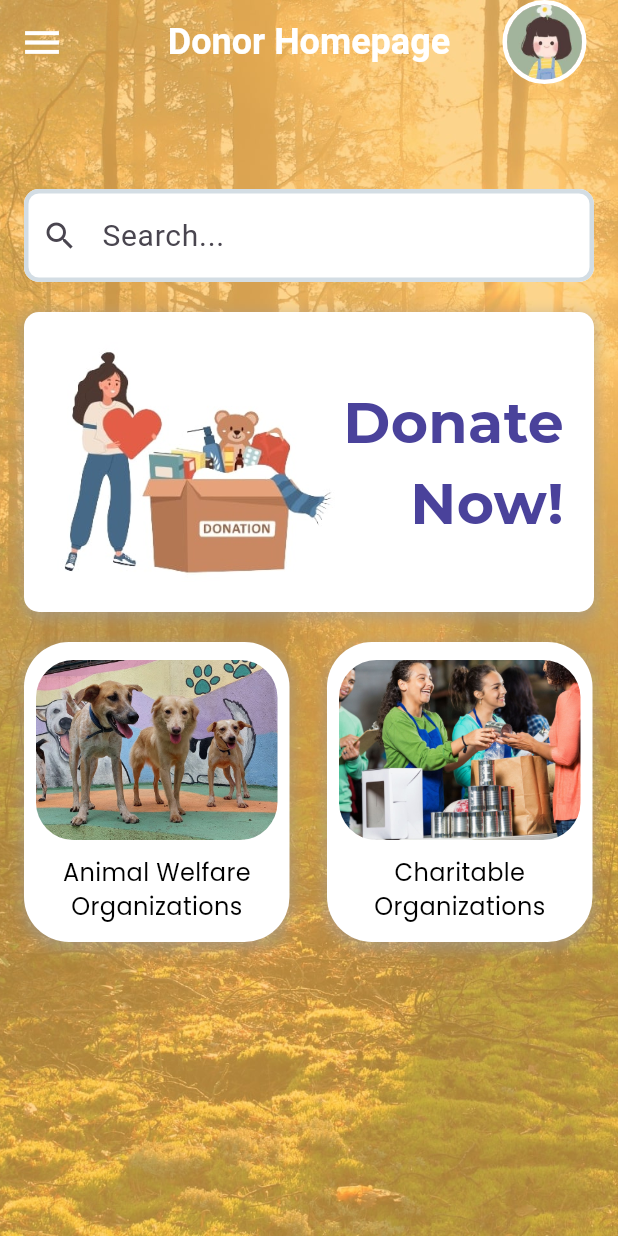
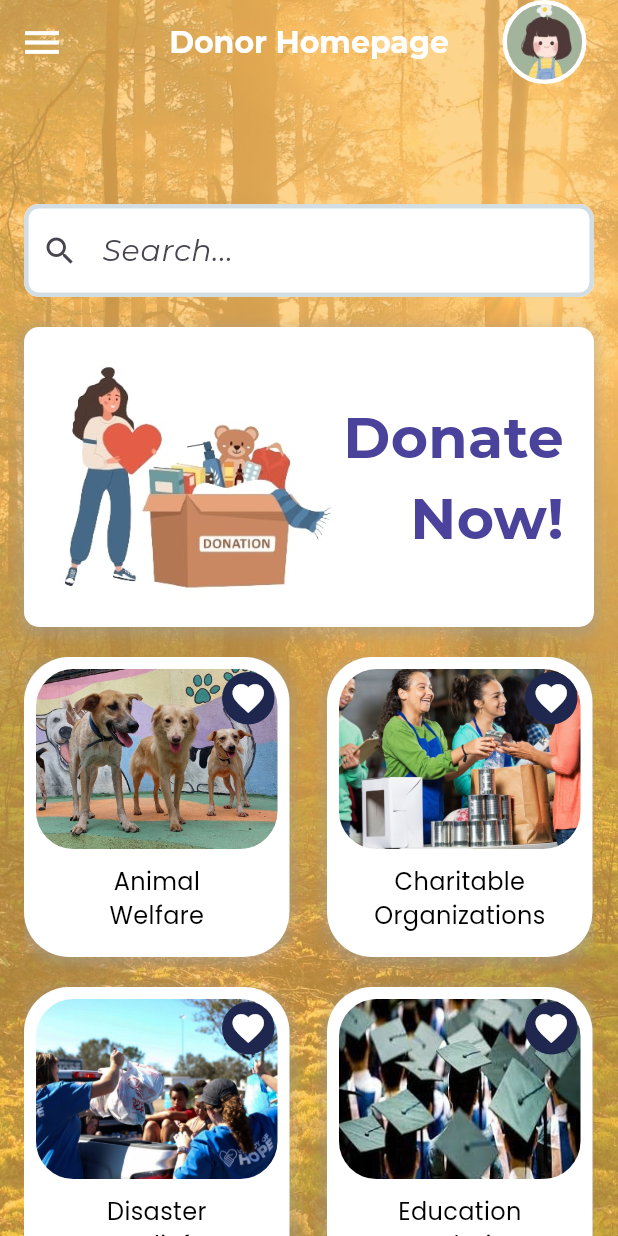
Before and after one commit to lmtelesforo/CMSC23-Group1-Final_Project, a Flutter app: the screen it shows after launch, on a phone screen of 412 x 824 dp. Run offline on Flutter 3.47's test engine with Material 3 defaults, Android fonts, the phone set to English and light mode, and no system bars; Roboto replaces fonts that are missing (CentraleSansRegular, MontserratClassic); project files that could hold a hidden picture were left out.

Commit message:
Added search bar function

```diff
--- a/cmsc23_project/lib/donor_homepage.dart
+++ b/cmsc23_project/lib/donor_homepage.dart
@@ -1,3 +1,4 @@
+import 'package:cmsc23_project/organization_list.dart';
 import 'package:flutter/material.dart';
 
 class DonorHomepage extends StatefulWidget {
@@ -6,6 +7,23 @@ class DonorHomepage extends StatefulWidget {
 }
 
 class _DonorHomepageState extends State<DonorHomepage> {
+  List<String> filteredOrganizations = [];
+
+  @override
+  void initState() {
+    super.initState();
+    // Initially, set filtered organizations to all organizations
+    filteredOrganizations.addAll(organizations);
+  }
+
+  void filterOrganizations(String query) {
+    setState(() {
+      filteredOrganizations = organizations
+          .where((org) => org.toLowerCase().contains(query.toLowerCase()))
+          .toList();
+    });
+  }
+
   @override
   Widget build(BuildContext context) {
     return Scaffold(
@@ -13,31 +31,31 @@ class _DonorHomepageState extends State<DonorHomepage> {
         title: Text(
           "Donor Homepage",
           style: TextStyle(
-            fontFamily: "MontserratClassic",
+            fontFamily: "Montserrat",
             color: Colors.white,
             fontWeight: FontWeight.bold,
-            fontSize: 24, // Increased font size
+            fontSize: 20,
           ),
         ),
         backgroundColor: Colors.transparent,
         elevation: 0.0,
         centerTitle: true,
-        iconTheme: IconThemeData(color: Colors.white, size: 30), // Increased icon size
+        iconTheme: IconThemeData(color: Colors.white, size: 30),
         actions: [
           Container(
             decoration: BoxDecoration(
               shape: BoxShape.circle,
               border: Border.all(
-                color: Colors.white, // White border color
-                width: 3.0, // Border width
+                color: Colors.white,
+                width: 3.0,
               ),
             ),
             child: CircleAvatar(
               backgroundImage: AssetImage("images/profile.jpg"),
-              radius: 30.0, // Increased profile picture size
+              radius: 30.0,
             ),
           ),
-          SizedBox(width: 16), // Adjust as needed
+          SizedBox(width: 16),
         ],
       ),
       drawer: Drawer(
@@ -52,14 +70,14 @@ class _DonorHomepageState extends State<DonorHomepage> {
                 "Menu",
                 style: TextStyle(
                   color: Colors.white,
-                  fontSize: 28, // Increased font size
+                  fontSize: 28,
                 ),
               ),
             ),
             ListTile(
               title: Text(
                 "Home",
-                style: TextStyle(fontSize: 20), // Increased font size
+                style: TextStyle(fontSize: 20),
               ),
               onTap: () {
                 Navigator.pop(context);
@@ -68,7 +86,7 @@ class _DonorHomepageState extends State<DonorHomepage> {
             ListTile(
               title: Text(
                 "Profile",
-                style: TextStyle(fontSize: 20), // Increased font size
+                style: TextStyle(fontSize: 20),
               ),
               onTap: () {
                 Navigator.pop(context);
@@ -78,22 +96,30 @@ class _DonorHomepageState extends State<DonorHomepage> {
         ),
       ),
       extendBodyBehindAppBar: true,
-      body: Container(
+      body: Stack(
+        children: [
+          Container(
             decoration: BoxDecoration(
               image: DecorationImage(
                 image: AssetImage("images/wallpaper.jpg"),
                 fit: BoxFit.cover,
               ),
             ),
-        child: ListView(
-          padding: const EdgeInsets.symmetric(vertical: 50, horizontal: 16),
-          children: <Widget>[
-            SizedBox(height: AppBar().preferredSize.height + 20.0), // Adjust as needed
+          ),
+          Positioned(
+            top: AppBar().preferredSize.height + 80,
+            left: 16,
+            right: 16,
+            bottom: 0,
+            child: Column(
+              crossAxisAlignment: CrossAxisAlignment.stretch,
+              children: [
                 TextFormField(
+                  onChanged: filterOrganizations,
                   style: TextStyle(
                     color: Colors.black,
-                fontFamily: "CentraleSansRegular",
-                fontSize: 20, // Increased font size
+                    fontFamily: "Montserrat",
+                    fontSize: 20,
                   ),
                   decoration: InputDecoration(
                     filled: true,
@@ -118,16 +144,16 @@ class _DonorHomepageState extends State<DonorHomepage> {
                 ),
                 SizedBox(height: 20.0),
                 Container(
-              height: 200, // Adjust height as needed
+                  height: 200,
                   decoration: BoxDecoration(
                     color: Colors.white,
-                borderRadius: BorderRadius.circular(10), // Rounded corners
+                    borderRadius: BorderRadius.circular(10),
                     boxShadow: [
                       BoxShadow(
                         color: Colors.grey.withOpacity(0.5),
                         spreadRadius: 2,
                         blurRadius: 7,
-                    offset: Offset(0, 3), // changes position of shadow
+                        offset: Offset(0, 3),
                       ),
                     ],
                   ),
@@ -141,7 +167,7 @@ class _DonorHomepageState extends State<DonorHomepage> {
                             children: [
                               Image.asset(
                                 "images/icon.jpg",
-                            fit: BoxFit.scaleDown, // Adjust image fit to control size
+                                fit: BoxFit.scaleDown,
                               ),
                               SizedBox(width: 0),
                               Expanded(
@@ -179,17 +205,26 @@ class _DonorHomepageState extends State<DonorHomepage> {
                   ),
                 ),
                 SizedBox(height: 20.0),
-            Row(
+                Expanded(
+                  child: SingleChildScrollView(
+                    child: Wrap(
+                      spacing: 25,
+                      runSpacing: 20,
                       children: [
+                        for (String org in filteredOrganizations)
                           GestureDetector(
                             onTap: () {
-                    // Navigator.push(context, MaterialPageRoute(builder: (context) => DonatePage())
+                              // Navigator.push(
+                              //   context,
+                              //   MaterialPageRoute(builder: (context) => DonorPage(organization: org),
+                              //   ),
                               // );
                             },
-                  child: Container(
+                            child: Stack(
+                              children: [
+                                Container(
                                   height: 200,
                                   width: 177,
-                    margin: EdgeInsets.only(right: 25),
                                   decoration: BoxDecoration(
                                     color: Colors.white,
                                     borderRadius: BorderRadius.circular(30),
@@ -198,22 +233,20 @@ class _DonorHomepageState extends State<DonorHomepage> {
                                         color: Colors.grey.withOpacity(0.5),
                                         spreadRadius: 2,
                                         blurRadius: 7,
-                          offset: Offset(0, 3), // changes position of shadow
+                                        offset: Offset(0, 3),
                                       ),
                                     ],
                                   ),
-                    child: Stack(
-                      children: [
-                        Positioned(
                                   child: Padding(
                                     padding: const EdgeInsets.all(8.0),
                                     child: Column(
-                              mainAxisAlignment: MainAxisAlignment.center,
+                                      mainAxisAlignment: MainAxisAlignment.start,
                                       crossAxisAlignment: CrossAxisAlignment.center,
                                       children: [
                                         ClipRRect(
                                           borderRadius: BorderRadius.circular(25),
-                                  child: Image.asset("images/Animal Welfare Organizations.jpg",
+                                          child: Image.asset(
+                                            "images/$org.jpg",
                                             width: 161,
                                             height: 120,
                                             fit: BoxFit.cover,
@@ -225,7 +258,7 @@ class _DonorHomepageState extends State<DonorHomepage> {
                                           crossAxisAlignment: CrossAxisAlignment.center,
                                           children: [
                                             Text(
-                                      "Animal Welfare",
+                                              org.split(" ")[0],
                                               style: TextStyle(
                                                 fontFamily: "Poppins",
                                                 fontSize: 16,
@@ -233,7 +266,7 @@ class _DonorHomepageState extends State<DonorHomepage> {
                                               ),
                                             ),
                                             Text(
-                                      "Organizations",
+                                              org.split(" ")[1],
                                               style: TextStyle(
                                                 fontFamily: 'Poppins',
                                                 fontSize: 16,
@@ -243,85 +276,37 @@ class _DonorHomepageState extends State<DonorHomepage> {
                                           ],
                                         ),
                                       ],
-                            )
-                          )
-                        )
-                      ],
-                    )
                                     ),
                                   ),
-                GestureDetector(
-                  onTap: () {
-                    // Navigator.push(context, MaterialPageRoute(builder: (context) => DonatePage()),
-                    // );
-                  },
+                                ),
+                                Positioned(
+                                  top: 10,
+                                  right: 10,
                                   child: Container(
-                    height: 200,
-                    width: 177,
+                                    width: 35,
+                                    height: 35,
                                     decoration: BoxDecoration(
+                                      color: const Color.fromRGBO(31, 39, 78, 1),
+                                      shape: BoxShape.circle,
+                                    ),
+                                    child: Icon(
+                                      Icons.favorite,
                                       color: Colors.white,
-                      borderRadius: BorderRadius.circular(30),
-                      boxShadow: [
-                        BoxShadow(
-                          color: Colors.grey.withOpacity(0.5),
-                          spreadRadius: 2,
-                          blurRadius: 7,
-                          offset: Offset(0, 3), // changes position of shadow
+                                      size: 25,
                                     ),
-                      ],
-                    ),
-                    child: Stack(
-                      children: [
-                        Positioned(
-                          child: Padding(
-                            padding: const EdgeInsets.all(8.0),
-                            child: Column(
-                              mainAxisAlignment: MainAxisAlignment.center,
-                              crossAxisAlignment: CrossAxisAlignment.center,
-                              children: [
-                                ClipRRect(
-                                  borderRadius: BorderRadius.circular(25),
-                                  child: Image.asset("images/Charitable Organizations.jpg",
-                                  width: 161,
-                                  height: 120,
-                                  fit: BoxFit.cover,
-                                  ),
-                                ),
-                                SizedBox(height: 10),
-                                Column(
-                                  mainAxisAlignment: MainAxisAlignment.center,
-                                  crossAxisAlignment: CrossAxisAlignment.center,
-                                  children: [
-                                    Text(
-                                      "Charitable",
-                                      style: TextStyle(
-                                        fontFamily: "Poppins",
-                                        fontSize: 16,
-                                        color: Colors.black,
-                                      ),
-                                    ),
-                                    Text(
-                                      "Organizations",
-                                      style: TextStyle(
-                                        fontFamily: 'Poppins',
-                                        fontSize: 16,
-                                        color: Colors.black,
                                   ),
                                 ),
                               ],
                             ),
+                          ),
                       ],
-                            )
-                          )
-                        )
-                      ],
-                    )
+                    ),
                   ),
                 ),
               ],
             ),
+          ),
         ],
-        ),
       ),
     );
   }
--- a/cmsc23_project/lib/organization_list.dart
+++ b/cmsc23_project/lib/organization_list.dart
@@ -4,7 +4,7 @@ List<String> organizations = [
   "Disaster Relief Organizations",
   "Education Foundations",
   "Environmental Organizations",
-  "Health Organizations",
+  "Health Organization",
   "Human Rights Groups",
   "Religious Organizations",
   "Research Institutions",
```
Lines whose indentation alone changed are shown as unchanged.
